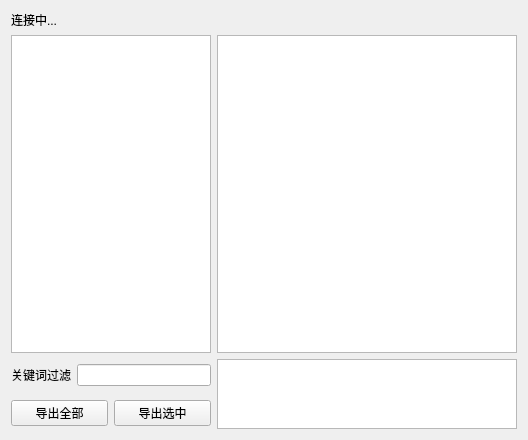
Before: the Qt Designer form widget.ui in wujichao/CrashExporter, drawn with Qt 5.
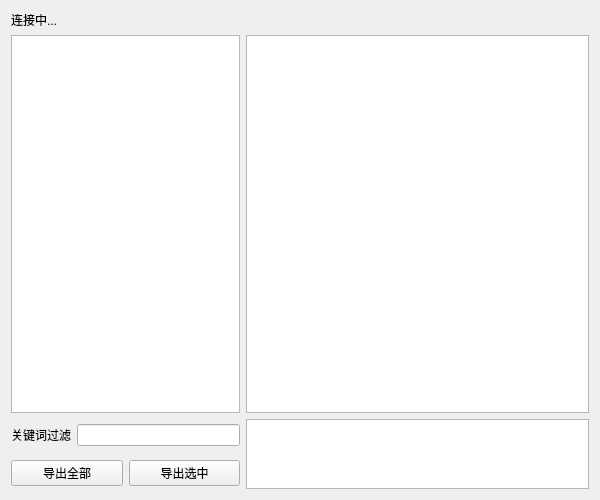
After: the same form once the commit is applied.

The edit to the form file:
```diff
--- a/widget.ui
+++ b/widget.ui
@@ -6,8 +6,8 @@
    <rect>
     <x>0</x>
     <y>0</y>
-    <width>528</width>
-    <height>440</height>
+    <width>600</width>
+    <height>500</height>
    </rect>
   </property>
   <property name="windowTitle">
@@ -102,7 +102,7 @@
     </widget>
    </item>
    <item row="1" column="1">
-    <widget class="QTableView" name="tableView">
+    <widget class="QTableWidget" name="tableWidget">
      <property name="sizePolicy">
       <sizepolicy hsizetype="Expanding" vsizetype="Expanding">
        <horstretch>2</horstretch>
```
